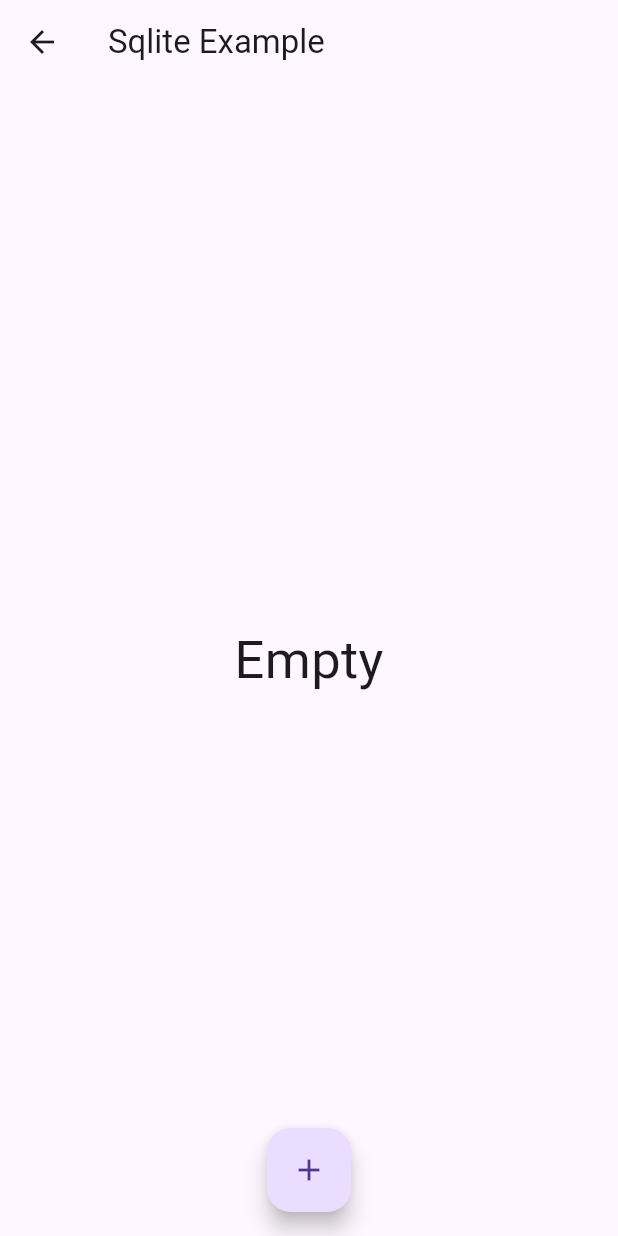
After one commit to carllosnc/flutter_shared_state, a Flutter app: the SqlitePage screen opened by its route, after a tap on the "add" icon, after a tap on the "delete" icon, on a phone screen of 412 x 824 dp. The commit adds this screen. Run offline on Flutter 3.47's test engine with Material 3 defaults, Android fonts, the phone set to English and light mode, and no system bars; our stand-ins replace sqflite; accounts and stored records are empty.

Commit message:
Add example using shared state and sqlite

```diff
--- a/lib/app.dart
+++ b/lib/app.dart
@@ -3,6 +3,7 @@ import 'modules/home/home_page.dart';
 import 'modules/counter/counter_page.dart';
 import 'modules/todo_list/todo_list_page.dart';
 import 'modules/async_todo_list/async_todo_list_page.dart';
+import 'modules/sqlite/sqlite_page.dart';
 
 class App extends StatelessWidget {
   const App({super.key});
@@ -16,6 +17,7 @@ class App extends StatelessWidget {
         '/counter': (context) => const CounterPage(),
         '/todo_list': (context) => const TodoListPage(),
         '/async_todo_list': (context) => const AsyncTodoListPage(),
+        '/sqlite': (context) => const SqlitePage(),
       },
     );
   }
--- a/lib/main.dart
+++ b/lib/main.dart
@@ -1,7 +1,11 @@
 import 'package:flutter/material.dart';
+import '/shared/shared_state.dart';
 
 import 'app.dart';
 
 void main() {
+  WidgetsFlutterBinding.ensureInitialized();
+  database.init();
+
   runApp(const App());
 }
--- a/lib/modules/home/home_page.dart
+++ b/lib/modules/home/home_page.dart
@@ -35,6 +35,12 @@ class Home extends StatelessWidget {
               },
             ),
             const Divider(),
+            ListTile(
+              title: const Text('Sqlite'),
+              onTap: () {
+                Navigator.pushNamed(context, '/sqlite');
+              },
+            ),
           ],
         ),
       ),
--- /dev/null
+++ b/lib/modules/sqlite/sqlite_page.dart
@@ -0,0 +1,78 @@
+import 'dart:math';
+
+import 'package:flutter/material.dart';
+import '/shared/shared_state.dart';
+
+class SqlitePage extends StatefulWidget {
+  const SqlitePage({super.key});
+
+  @override
+  State<SqlitePage> createState() => _SqlitePageState();
+}
+
+class _SqlitePageState extends State<SqlitePage> with SharedState {
+  @override
+  Widget build(BuildContext context) {
+    return Scaffold(
+      floatingActionButtonLocation: FloatingActionButtonLocation.centerFloat,
+      floatingActionButton: FloatingActionButton(
+        onPressed: () async {
+          DBTodo todo = DBTodo(
+            isDone: 'false',
+            title: 'Todo ${Random().nextInt(1000)}',
+            description: 'Todo description',
+          );
+
+          database.createTodo(todo);
+        },
+        child: const Icon(Icons.add),
+      ),
+      appBar: AppBar(
+        title: const Text('Sqlite Example'),
+      ),
+      body: Builder(builder: (context) {
+        if (database.isLoading) {
+          return const Center(
+            child: CircularProgressIndicator(),
+          );
+        }
+
+        if (database.todos.isEmpty) {
+          return const Center(
+            child: Text(
+              "Empty",
+              style: TextStyle(fontSize: 35),
+            ),
+          );
+        }
+
+        return ListView.builder(
+          itemCount: database.todos.length,
+          itemBuilder: (context, index) {
+            DBTodo todo = database.todos[index];
+            return ListTile(
+              title: Text('${todo.id}: ${todo.title}'),
+              subtitle: Text(todo.description),
+              leading: Checkbox(
+                value: todo.isDone == 'true',
+                onChanged: (value) async {
+                  value == true //
+                      ? todo.isDone = 'true'
+                      : todo.isDone = 'false';
+
+                  database.updateTodo(todo);
+                },
+              ),
+              trailing: IconButton(
+                icon: const Icon(Icons.delete),
+                onPressed: () async {
+                  database.deleteTodo(todo);
+                },
+              ),
+            );
+          },
+        );
+      }),
+    );
+  }
+}
--- /dev/null
+++ b/lib/shared/database.dart
@@ -0,0 +1,107 @@
+import 'package:flutter/material.dart';
+import 'package:path/path.dart';
+import 'package:sqflite/sqflite.dart';
+
+class DBTodo {
+  int? id;
+  String title;
+  String description;
+  String isDone = 'false';
+
+  DBTodo({
+    this.id,
+    required this.title,
+    required this.description,
+    required this.isDone,
+  });
+
+  DBTodo.fromJson(Map<String, dynamic> json)
+      : id = json['id'],
+        title = json['title'],
+        isDone = json['isDone'],
+        description = json['description'];
+
+  Map<String, dynamic> toJson() => {
+        'id': id,
+        'title': title,
+        'isDone': isDone,
+        'description': description,
+      };
+
+  static asSQL() {
+    return '''
+      CREATE TABLE todo (
+        id INTEGER PRIMARY KEY AUTOINCREMENT,
+        isDone INTEGER NOT NULL,
+        title TEXT NOT NULL,
+        description TEXT
+      );
+    ''';
+  }
+}
+
+class _Database extends ChangeNotifier {
+  late Future<Database> _database;
+
+  List<DBTodo> todos = [];
+  bool isLoading = false;
+
+  init() async {
+    _database = openDatabase(
+      join(
+        await getDatabasesPath(),
+        'flutter.db',
+      ),
+      onCreate: (db, version) async {
+        await db.execute(DBTodo.asSQL());
+      },
+      version: 1,
+    );
+  }
+
+  Future<void> createTodo(DBTodo todo) async {
+    isLoading = true;
+
+    var db = await _database;
+    await db.insert('todo', todo.toJson());
+    await getTodos();
+
+    isLoading = false;
+    notifyListeners();
+  }
+
+  Future<void> updateTodo(DBTodo todo) async {
+    isLoading = true;
+
+    var db = await _database;
+    await db.update('todo', todo.toJson(), where: 'id = ?', whereArgs: [todo.id]);
+    await getTodos();
+
+    isLoading = false;
+    notifyListeners();
+  }
+
+  Future<void> deleteTodo(DBTodo todo) async {
+    isLoading = true;
+
+    var db = await _database;
+    await db.delete('todo', where: 'id = ?', whereArgs: [todo.id]);
+    await getTodos();
+
+    isLoading = false;
+    notifyListeners();
+  }
+
+  Future<void> getTodos() async {
+    isLoading = true;
+
+    var db = await _database;
+    var todos = await db.query('todo');
+    this.todos = todos.map((e) => DBTodo.fromJson(e)).toList().reversed.toList();
+
+    isLoading = false;
+    notifyListeners();
+  }
+}
+
+var database = _Database();
--- a/lib/shared/shared_state.dart
+++ b/lib/shared/shared_state.dart
@@ -2,10 +2,12 @@ import 'package:flutter/material.dart';
 import 'counter.dart';
 import 'todo_list.dart';
 import 'async_todo_list.dart';
+import 'database.dart';
 
 export 'counter.dart';
 export 'todo_list.dart';
 export 'async_todo_list.dart';
+export 'database.dart';
 
 /// A mixin that provides shared state management for Flutter widgets.
 /// This mixin is intended to be used with `State` classes of `StatefulWidget`.
@@ -18,6 +20,7 @@ mixin SharedState<T extends StatefulWidget> on State<T> {
     counter.addListener(action);
     todoList.addListener(action);
     asyncTodoList.addListener(action);
+    database.addListener(action);
   }
 
   /// Disposes the state and removes the listener from the global state
@@ -28,6 +31,7 @@ mixin SharedState<T extends StatefulWidget> on State<T> {
     counter.removeListener(action);
     todoList.removeListener(action);
     asyncTodoList.removeListener(action);
+    database.removeListener(action);
   }
 
   /// This method is called whenever the counter changes.
```
